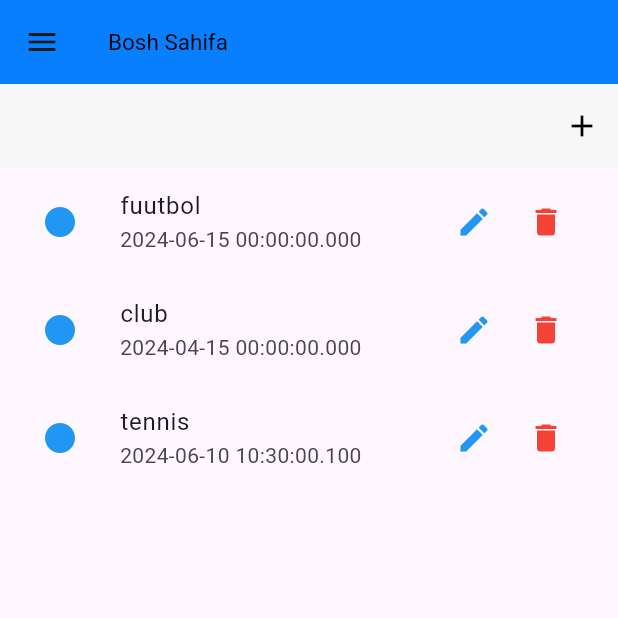
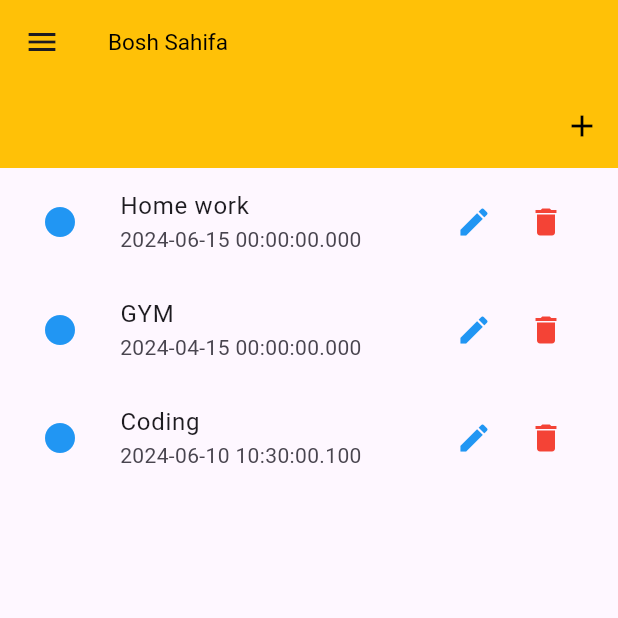
Before and after one commit to hojimurod0/homework50, a Flutter app: the screen it shows after launch, on a phone screen of 412 x 824 dp, the top half of it. Run offline on Flutter 3.47's test engine with Material 3 defaults, Android fonts, the light colour scheme and no system bars; our stand-ins replace flutter_colorpicker, shared_preferences, zoom_tap_animation.

Commit message:
project ended

```diff
--- a/lib/controllers/tod_controllers.dart
+++ b/lib/controllers/tod_controllers.dart
@@ -1,3 +1,4 @@
+
 import 'package:flutter/material.dart';
 import 'package:vazifa8/models/todo_models.dart';
 
@@ -5,18 +6,18 @@ class ToDoController with ChangeNotifier {
   final List<ToDo> _list = [
     ToDo(
         id: "1",
-        title: "fuutbol",
+        title: "Home work",
         description: "Home worklarni bajar",
         dates: DateTime(2024, 6, 15),
         isDone: true),
     ToDo(
         id: "2",
-        title: "club",
+        title: "GYM",
         description: "Zalga chiqish kerak",
         dates: DateTime(2024, 4, 15)),
     ToDo(
         id: "3",
-        title: "tennis",
+        title: "Coding",
         description: "Rivojlanish kerak",
         dates: DateTime.now(),
         isDone: true),
--- a/lib/main.dart
+++ b/lib/main.dart
@@ -1,3 +1,4 @@
+
 import 'package:flutter/material.dart';
 import 'package:shared_preferences/shared_preferences.dart';
 import 'package:vazifa8/utils/app_constants.dart';
@@ -67,7 +68,7 @@ class _MyAppState extends State<MyApp> {
       debugShowCheckedModeBanner: false,
       theme: ThemeData(
         appBarTheme: const AppBarTheme(
-          backgroundColor: Color.fromARGB(255, 247, 247, 248),
+          backgroundColor: Colors.amber,
         ),
       ),
       darkTheme: ThemeData.dark(),
--- a/lib/utils/app_constants.dart
+++ b/lib/utils/app_constants.dart
@@ -4,7 +4,7 @@ import 'package:shared_preferences/shared_preferences.dart';
 class AppConstants {
   static ThemeMode themeMode = ThemeMode.light;
   static String images = "";
-  static Color appBarColor = Color.fromARGB(255, 7, 127, 255);
+  static Color appBarColor = Colors.amber;
   static String password = "";
   static double fontSize = 15;
   static Color textColor = Colors.black;
--- a/lib/views/screens/settings_screen.dart
+++ b/lib/views/screens/settings_screen.dart
@@ -210,7 +210,7 @@ class _SettingsScreenState extends State<SettingsScreen> {
                       padding: const EdgeInsets.only(left: 95, right: 95),
                       child: TextField(
                         controller: fontSizeController,
-
+                        // obscureText: true,
                         keyboardType: TextInputType.phone,
                         onSubmitted: (value) {
                           if (double.tryParse(value) != null) {
--- a/pubspec.yaml
+++ b/pubspec.yaml
@@ -39,7 +39,6 @@ dependencies:
   flutter_colorpicker: ^1.1.0
   shared_preferences: ^2.2.3
   flutter_screenutil: ^5.9.3
-  http: ^1.2.1
 dev_dependencies:
   flutter_test:
     sdk: flutter
```
Also changed, not shown: pubspec.lock.
